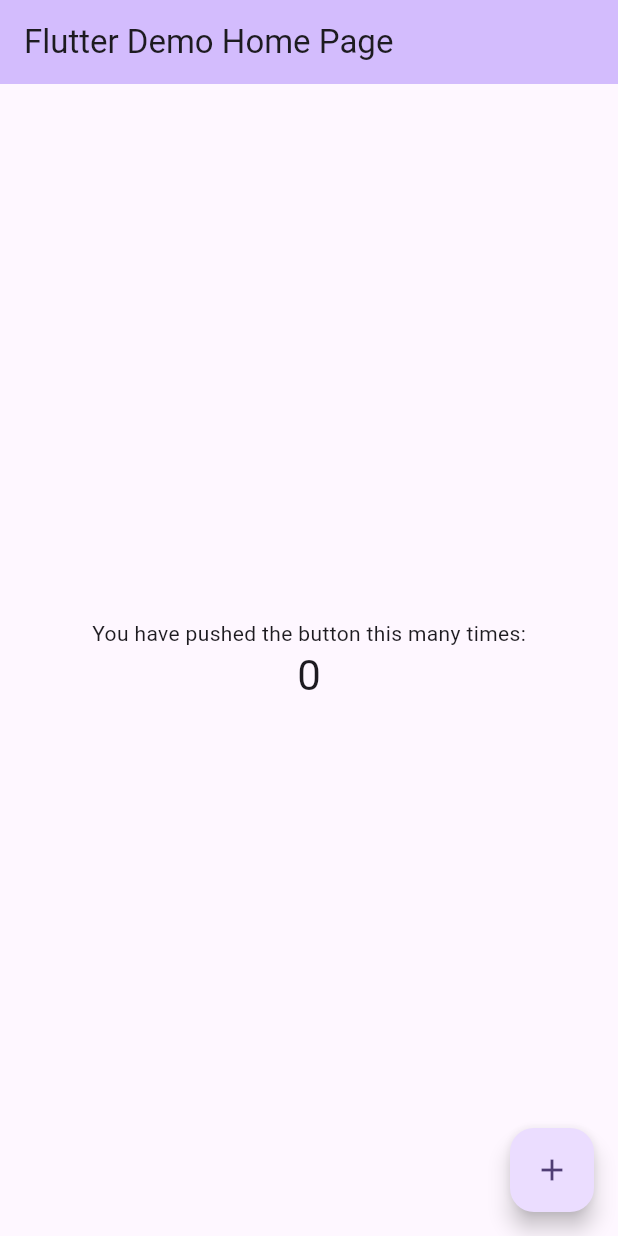
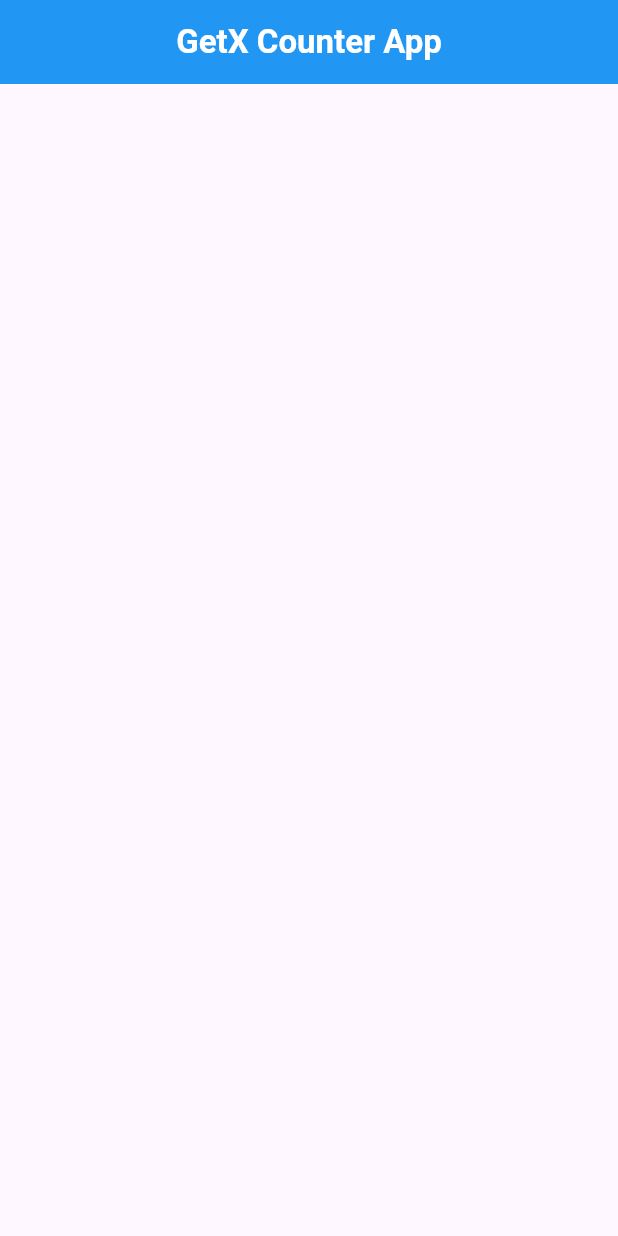
Before and after one commit to alhasann351/getx_counter_app, a Flutter app: the screen it shows after launch, on a phone screen of 412 x 824 dp. Run offline on Flutter 3.47's test engine with Material 3 defaults, Android fonts, the phone set to English and light mode, and no system bars; our stand-ins replace get.

Commit message:
getX-appbar-homepage-added

```diff
--- a/lib/main.dart
+++ b/lib/main.dart
@@ -1,4 +1,6 @@
 import 'package:flutter/material.dart';
+import 'package:get/get.dart';
+import 'my_home_page.dart';
 
 void main() {
   runApp(const MyApp());
@@ -10,116 +12,9 @@ class MyApp extends StatelessWidget {
   // This widget is the root of your application.
   @override
   Widget build(BuildContext context) {
-    return MaterialApp(
-      title: 'Flutter Demo',
-      theme: ThemeData(
-        // This is the theme of your application.
-        //
-        // TRY THIS: Try running your application with "flutter run". You'll see
-        // the application has a purple toolbar. Then, without quitting the app,
-        // try changing the seedColor in the colorScheme below to Colors.green
-        // and then invoke "hot reload" (save your changes or press the "hot
-        // reload" button in a Flutter-supported IDE, or press "r" if you used
-        // the command line to start the app).
-        //
-        // Notice that the counter didn't reset back to zero; the application
-        // state is not lost during the reload. To reset the state, use hot
-        // restart instead.
-        //
-        // This works for code too, not just values: Most code changes can be
-        // tested with just a hot reload.
-        colorScheme: ColorScheme.fromSeed(seedColor: Colors.deepPurple),
-        useMaterial3: true,
-      ),
-      home: const MyHomePage(title: 'Flutter Demo Home Page'),
+    return const GetMaterialApp(
+      debugShowCheckedModeBanner: false,
+      home: MyHomePage(),
     );
   }
 }
-
-class MyHomePage extends StatefulWidget {
-  const MyHomePage({super.key, required this.title});
-
-  // This widget is the home page of your application. It is stateful, meaning
-  // that it has a State object (defined below) that contains fields that affect
-  // how it looks.
-
-  // This class is the configuration for the state. It holds the values (in this
-  // case the title) provided by the parent (in this case the App widget) and
-  // used by the build method of the State. Fields in a Widget subclass are
-  // always marked "final".
-
-  final String title;
-
-  @override
-  State<MyHomePage> createState() => _MyHomePageState();
-}
-
-class _MyHomePageState extends State<MyHomePage> {
-  int _counter = 0;
-
-  void _incrementCounter() {
-    setState(() {
-      // This call to setState tells the Flutter framework that something has
-      // changed in this State, which causes it to rerun the build method below
-      // so that the display can reflect the updated values. If we changed
-      // _counter without calling setState(), then the build method would not be
-      // called again, and so nothing would appear to happen.
-      _counter++;
-    });
-  }
-
-  @override
-  Widget build(BuildContext context) {
-    // This method is rerun every time setState is called, for instance as done
-    // by the _incrementCounter method above.
-    //
-    // The Flutter framework has been optimized to make rerunning build methods
-    // fast, so that you can just rebuild anything that needs updating rather
-    // than having to individually change instances of widgets.
-    return Scaffold(
-      appBar: AppBar(
-        // TRY THIS: Try changing the color here to a specific color (to
-        // Colors.amber, perhaps?) and trigger a hot reload to see the AppBar
-        // change color while the other colors stay the same.
-        backgroundColor: Theme.of(context).colorScheme.inversePrimary,
-        // Here we take the value from the MyHomePage object that was created by
-        // the App.build method, and use it to set our appbar title.
-        title: Text(widget.title),
-      ),
-      body: Center(
-        // Center is a layout widget. It takes a single child and positions it
-        // in the middle of the parent.
-        child: Column(
-          // Column is also a layout widget. It takes a list of children and
-          // arranges them vertically. By default, it sizes itself to fit its
-          // children horizontally, and tries to be as tall as its parent.
-          //
-          // Column has various properties to control how it sizes itself and
-          // how it positions its children. Here we use mainAxisAlignment to
-          // center the children vertically; the main axis here is the vertical
-          // axis because Columns are vertical (the cross axis would be
-          // horizontal).
-          //
-          // TRY THIS: Invoke "debug painting" (choose the "Toggle Debug Paint"
-          // action in the IDE, or press "p" in the console), to see the
-          // wireframe for each widget.
-          mainAxisAlignment: MainAxisAlignment.center,
-          children: <Widget>[
-            const Text(
-              'You have pushed the button this many times:',
-            ),
-            Text(
-              '$_counter',
-              style: Theme.of(context).textTheme.headlineMedium,
-            ),
-          ],
-        ),
-      ),
-      floatingActionButton: FloatingActionButton(
-        onPressed: _incrementCounter,
-        tooltip: 'Increment',
-        child: const Icon(Icons.add),
-      ), // This trailing comma makes auto-formatting nicer for build methods.
-    );
-  }
-}
--- /dev/null
+++ b/lib/my_home_page.dart
@@ -0,0 +1,28 @@
+import 'package:flutter/material.dart';
+
+class MyHomePage extends StatefulWidget {
+  const MyHomePage({super.key});
+
+  @override
+  State<MyHomePage> createState() => _MyHomePageState();
+}
+
+class _MyHomePageState extends State<MyHomePage> {
+  @override
+  Widget build(BuildContext context) {
+    return Scaffold(
+      appBar: AppBar(
+        centerTitle: true,
+        backgroundColor: Colors.blue,
+        title: const Text(
+          'GetX Counter App',
+          style: TextStyle(
+            fontWeight: FontWeight.bold,
+            fontSize: 22,
+            color: Colors.white,
+          ),
+        ),
+      ),
+    );
+  }
+}
--- a/pubspec.yaml
+++ b/pubspec.yaml
@@ -35,6 +35,7 @@ dependencies:
   # The following adds the Cupertino Icons font to your application.
   # Use with the CupertinoIcons class for iOS style icons.
   cupertino_icons: ^1.0.6
+  get:
 
 dev_dependencies:
   flutter_test:
```
Also changed, not shown: pubspec.lock.
